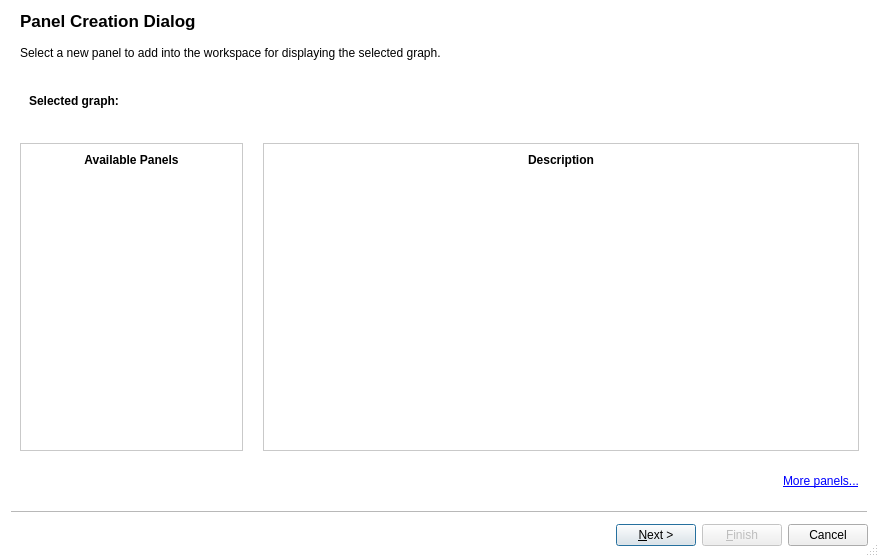
First picture: the form in plugins/perspective/GraphPerspective/designer/PanelSelectionWizard.ui, repository Tulip-Dev/tulip, before the edit.
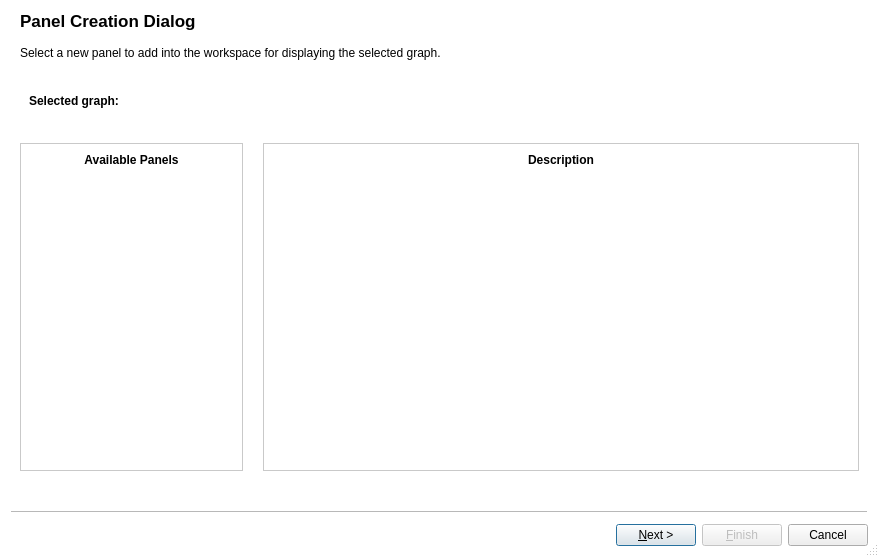
Second picture: the form after the edit. Icons and pictures are not drawn. Custom widgets are drawn as their Qt base class.

Commit message: remove the meaningless "More panels..." link

What changed in the file:
```diff
--- a/plugins/perspective/GraphPerspective/designer/PanelSelectionWizard.ui
+++ b/plugins/perspective/GraphPerspective/designer/PanelSelectionWizard.ui
@@ -290,13 +290,6 @@
           </property>
          </spacer>
         </item>
-        <item>
-         <widget class="QLabel" name="addMorePluginsLink">
-          <property name="text">
-           <string>&lt;a href=&quot;tulip://plugins&quot;&gt;More panels...&lt;/a&gt;</string>
-          </property>
-         </widget>
-        </item>
        </layout>
       </item>
      </layout>
```
The commit also changes 1 other file.
